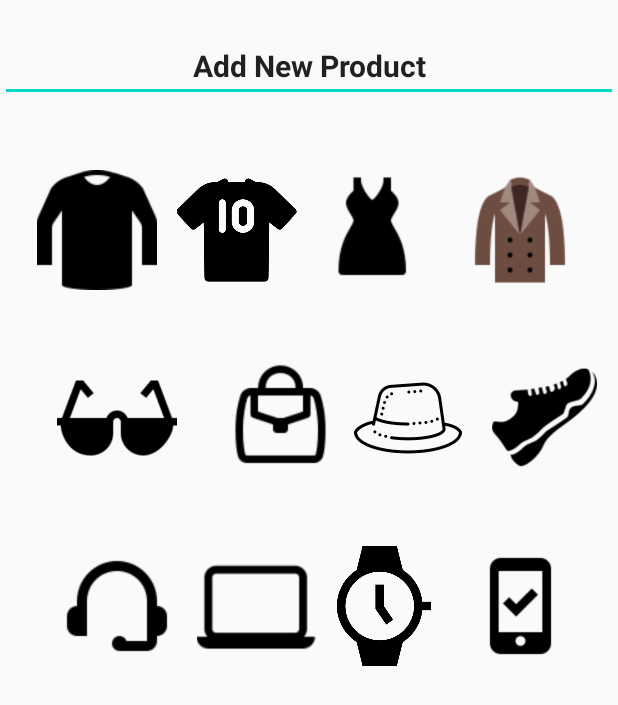
After one commit to MuruganandhamE/Ecommerce-App, an Android app: the layout activity_admin_category.xml on its own in the app's theme, with its tools: preview values and no code run, on a phone screen of 412 x 824 dp. The commit adds this screen. Shown: the top 705 px of the screen. Run offline under Robolectric (Android 15) with nearby library versions, the phone set to English and light mode, and no system bars.

Commit message:
product category added

```diff
--- a/app/src/main/AndroidManifest.xml
+++ b/app/src/main/AndroidManifest.xml
@@ -11,7 +11,6 @@
         android:theme="@style/AppTheme">
         <activity android:name=".AdminCategoryActivity"></activity>
         <activity android:name=".AdminAddNewProductActivity" />
-        <activity android:name=".HomeActivity" />
         <activity android:name=".RegisterActivity" />
         <activity android:name=".LoginActivity" />
         <activity android:name=".MainActivity">
--- a/app/src/main/java/com/muruga/ecommerceapp/AdminCategoryActivity.java
+++ b/app/src/main/java/com/muruga/ecommerceapp/AdminCategoryActivity.java
@@ -19,16 +19,16 @@ public class AdminCategoryActivity extends AppCompatActivity
         super.onCreate(savedInstanceState);
         setContentView(R.layout.activity_admin_category);
 
-        tshirts=findViewById(R.id.t_shirt);
-        sportTshirts=findViewById(R.id.sports_t_shirt);
-        sweathers=findViewById(R.id.sweather);
+        tshirts=findViewById(R.id.tshirts);
+        sportTshirts=findViewById(R.id.sport_tshirts);
+        sweathers=findViewById(R.id.sweathers);
         femaleDresses=findViewById(R.id.female_dresses);
         glasses=findViewById(R.id.glasses);
-        walletsbagspurses=findViewById(R.id.purses_bags);
-        hatscaps=findViewById(R.id.hats);
+        walletsbagspurses=findViewById(R.id.purses_bags_wallets);
+        hatscaps=findViewById(R.id.hats_caps);
         shoes=findViewById(R.id.shoes);
-        headphonesHandFree=findViewById(R.id.headphoness_handfree);
-        laptops=findViewById(R.id.laptops_pc);
+        headphonesHandFree=findViewById(R.id.headphones_handfree);
+        laptops=findViewById(R.id.laptops);
         watches=findViewById(R.id.watches);
         mobilePhones=findViewById(R.id.mobiles);
 
--- a/app/src/main/java/com/muruga/ecommerceapp/HomeActivity.java
+++ /dev/null
@@ -1,32 +0,0 @@
-package com.muruga.ecommerceapp;
-
-import androidx.appcompat.app.AppCompatActivity;
-
-import android.content.Intent;
-import android.os.Bundle;
-import android.view.View;
-import android.widget.Button;
-
-public class HomeActivity extends AppCompatActivity
-{
-
-    private Button logout;
-
-    @Override
-    protected void onCreate(Bundle savedInstanceState)
-    {
-        super.onCreate(savedInstanceState);
-        setContentView(R.layout.activity_home);
-        logout=findViewById(R.id.Home_logout_btn);
-
-        logout.setOnClickListener(new View.OnClickListener()
-        {
-            @Override
-            public void onClick(View v)
-            {
-                Intent intent=new Intent(HomeActivity.this,MainActivity.class);
-                startActivity(intent);
-            }
-        });
-    }
-}
--- /dev/null
+++ b/app/src/main/res/layout/activity_admin_category.xml
@@ -0,0 +1,116 @@
+<?xml version="1.0" encoding="utf-8"?>
+<RelativeLayout
+    xmlns:android="http://schemas.android.com/apk/res/android" android:layout_width="match_parent"
+    android:layout_height="match_parent">
+
+    <EditText
+        android:id="@+id/add_new_product"
+        android:layout_width="match_parent"
+        android:layout_height="wrap_content"
+        android:text="Add New Product"
+        android:textAlignment="center"
+        android:textSize="20sp"
+        android:textStyle="bold"
+        android:layout_marginTop="20dp"/>
+
+    <LinearLayout
+        android:id="@+id/linear_category1"
+        android:layout_width="match_parent"
+        android:layout_height="wrap_content"
+        android:layout_centerHorizontal="true"
+        android:gravity="center"
+        android:orientation="horizontal"
+        android:layout_below="@+id/add_new_product"
+        android:layout_marginTop="45dp"
+        >
+        <ImageView
+            android:id="@+id/tshirts"
+            android:layout_width="wrap_content"
+            android:layout_height="80dp"
+            android:src="@drawable/tshirts"/>
+
+        <ImageView
+            android:id="@+id/sport_tshirts"
+            android:layout_width="90dp"
+            android:layout_height="80dp"
+            android:src="@drawable/sports_tshirt"/>
+        <ImageView
+            android:id="@+id/female_dresses"
+            android:layout_width="wrap_content"
+            android:layout_height="80dp"
+            android:src="@drawable/female_dresses"/>
+        <ImageView
+            android:id="@+id/sweathers"
+            android:layout_width="wrap_content"
+            android:layout_height="80dp"
+            android:src="@drawable/sweather"/>
+    </LinearLayout>
+
+    <LinearLayout
+        android:id="@+id/linear_category2"
+        android:layout_width="match_parent"
+        android:layout_height="wrap_content"
+        android:layout_centerHorizontal="true"
+        android:gravity="center"
+        android:orientation="horizontal"
+        android:layout_below="@+id/linear_category1"
+        android:layout_marginTop="45dp"
+        >
+        <ImageView
+            android:id="@+id/glasses"
+            android:layout_width="wrap_content"
+            android:layout_height="80dp"
+            android:src="@drawable/glasses"/>
+
+        <ImageView
+            android:id="@+id/purses_bags_wallets"
+            android:layout_width="90dp"
+            android:layout_height="80dp"
+            android:src="@drawable/purses_bags"/>
+        <ImageView
+            android:id="@+id/hats_caps"
+            android:layout_width="80dp"
+            android:layout_height="80dp"
+            android:src="@drawable/hats"/>
+        <ImageView
+            android:id="@+id/shoes"
+            android:layout_width="70dp"
+            android:layout_height="80dp"
+            android:src="@drawable/shoess"
+            android:layout_marginStart="16dp"/>
+    </LinearLayout>
+
+    <LinearLayout
+        android:id="@+id/linear_category3"
+        android:layout_width="match_parent"
+        android:layout_height="wrap_content"
+        android:layout_centerHorizontal="true"
+        android:gravity="center"
+        android:orientation="horizontal"
+        android:layout_below="@+id/linear_category2"
+        android:layout_marginTop="45dp"
+        >
+        <ImageView
+            android:id="@+id/headphones_handfree"
+            android:layout_width="wrap_content"
+            android:layout_height="80dp"
+            android:src="@drawable/headphoness"/>
+
+        <ImageView
+            android:id="@+id/laptops"
+            android:layout_width="90dp"
+            android:layout_height="80dp"
+            android:src="@drawable/laptops"/>
+        <ImageView
+            android:id="@+id/watches"
+            android:layout_width="80dp"
+            android:layout_height="80dp"
+            android:src="@drawable/watch"/>
+        <ImageView
+            android:id="@+id/mobiles"
+            android:layout_width="70dp"
+            android:layout_height="80dp"
+            android:src="@drawable/mobiles"
+            android:layout_marginStart="16dp"/>
+    </LinearLayout>
+</RelativeLayout>
```
Also changed, not shown: 1 other file.
